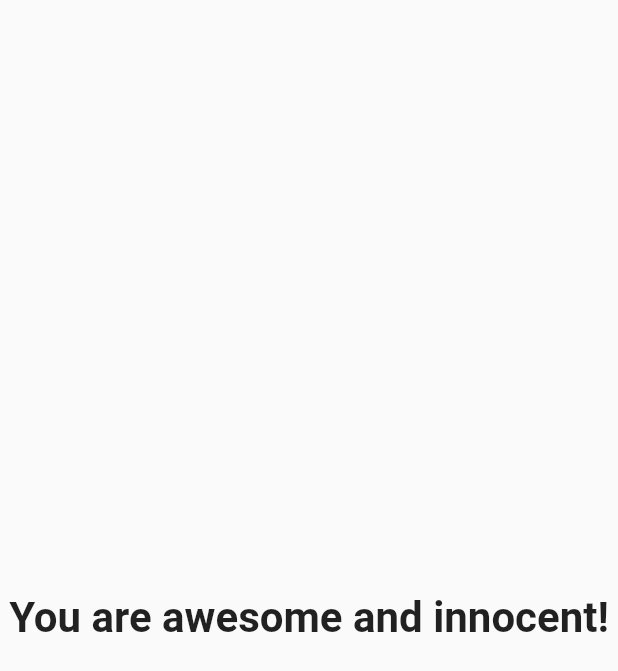
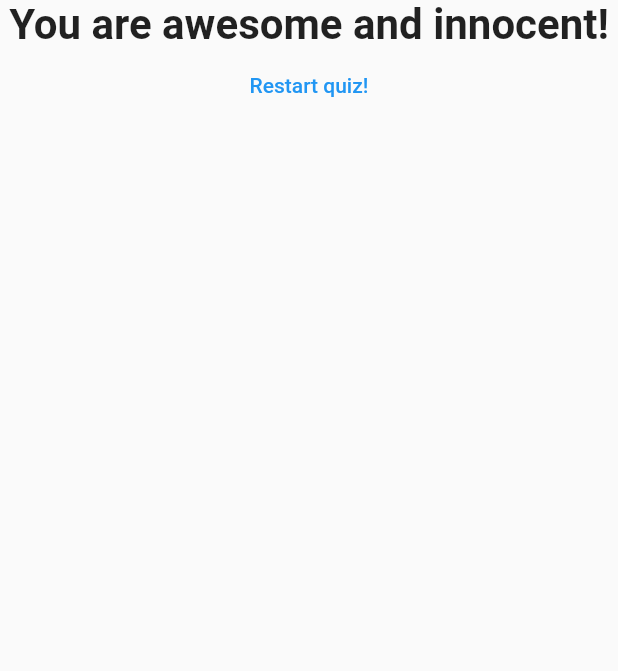
Before and after one commit to eldeeno/quiz_app, a Flutter app: the Result widget shown alone on an empty page, opened directly with empty values, on a phone screen of 412 x 824 dp. Shown: the top 671 px of the screen. Run offline on Flutter 3.47's test engine with Material 2 defaults, Android fonts, the phone set to English and light mode, and no system bars.

Commit message:
Added reset button

```diff
--- a/lib/result.dart
+++ b/lib/result.dart
@@ -2,20 +2,20 @@ import 'package:flutter/material.dart';
 
 class Result extends StatelessWidget {
   final int resultScore;
+  final Function resetHandler;
 
-  Result(this.resultScore);
+  Result(this.resultScore, this.resetHandler);
 
-  String get resultPhrase{
+  String get resultPhrase {
     var resultText;
 
-    if(resultScore <= 8) {
+    if (resultScore <= 8) {
       resultText = 'You are awesome and innocent!';
-    } else if(resultScore <= 12) {
+    } else if (resultScore <= 12) {
       resultText = 'Pretty likeable!';
-    } else if(resultScore <= 16) {
+    } else if (resultScore <= 16) {
       resultText = 'You are Strange!';
-    }
-    else {
+    } else {
       resultText = 'You are so bad!';
     }
     return resultText;
@@ -23,7 +23,9 @@ class Result extends StatelessWidget {
 
   @override
   Widget build(BuildContext context) {
-    return Center(
+    return Column(
+      children: <Widget>[
+        Center(
           child: Text(
             resultPhrase,
             style: TextStyle(
@@ -32,6 +34,15 @@ class Result extends StatelessWidget {
             ),
             textAlign: TextAlign.center,
           ),
+        ),
+        Center(
+          child: FlatButton(
+            child: Text('Restart quiz!'),
+            textColor: Colors.blue,
+            onPressed: resetHandler,
+          ),
+        )
+      ],
     );
   }
 }
```
Lines whose indentation alone changed are shown as unchanged.
